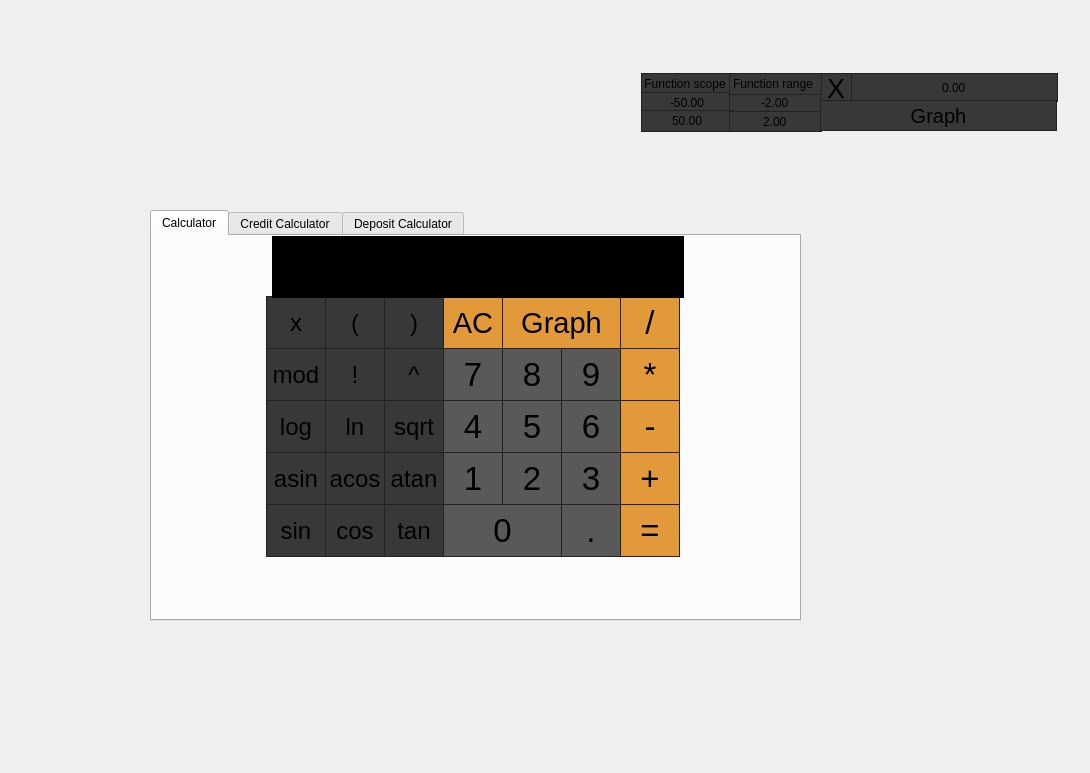
Old version of the form src/SmartCalc/Views/MacCalc.ui in the repository rozhnof/SmartCalc.
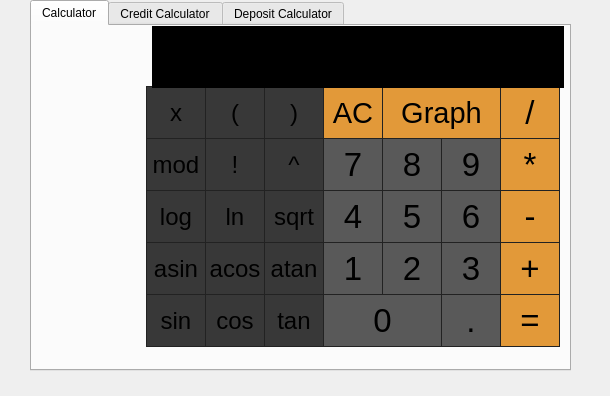
New version of the form.

```diff
--- a/src/SmartCalc/Views/MacCalc.ui
+++ b/src/SmartCalc/Views/MacCalc.ui
@@ -6,8 +6,8 @@
    <rect>
     <x>0</x>
     <y>0</y>
-    <width>1090</width>
-    <height>773</height>
+    <width>610</width>
+    <height>396</height>
    </rect>
   </property>
   <property name="minimumSize">
@@ -26,321 +26,13 @@
    <string>MainWindow</string>
   </property>
   <widget class="QWidget" name="MainWidget">
-   <widget class="QLineEdit" name="FunctionScope">
-    <property name="geometry">
-     <rect>
-      <x>641</x>
-      <y>73</y>
-      <width>89</width>
-      <height>22</height>
-     </rect>
-    </property>
-    <property name="font">
-     <font>
-      <pointsize>9</pointsize>
-     </font>
-    </property>
-    <property name="layoutDirection">
-     <enum>Qt::LeftToRight</enum>
-    </property>
-    <property name="styleSheet">
-     <string notr="true">background-color: rgb(56, 56, 56);
-border: 1px solid rgb(34, 34, 34);
-</string>
-    </property>
-    <property name="text">
-     <string> Function scope</string>
-    </property>
-    <property name="alignment">
-     <set>Qt::AlignCenter</set>
-    </property>
-    <property name="readOnly">
-     <bool>true</bool>
-    </property>
-   </widget>
-   <widget class="QDoubleSpinBox" name="ScopeMin">
-    <property name="geometry">
-     <rect>
-      <x>641</x>
-      <y>92</y>
-      <width>93</width>
-      <height>22</height>
-     </rect>
-    </property>
-    <property name="font">
-     <font>
-      <pointsize>9</pointsize>
-     </font>
-    </property>
-    <property name="styleSheet">
-     <string notr="true">background-color: rgb(56, 56, 56);
-border: 1px solid rgb(34, 34, 34);
-</string>
-    </property>
-    <property name="alignment">
-     <set>Qt::AlignCenter</set>
-    </property>
-    <property name="buttonSymbols">
-     <enum>QAbstractSpinBox::NoButtons</enum>
-    </property>
-    <property name="keyboardTracking">
-     <bool>true</bool>
-    </property>
-    <property name="minimum">
-     <double>-1000000.000000000000000</double>
-    </property>
-    <property name="maximum">
-     <double>1000000.000000000000000</double>
-    </property>
-    <property name="value">
-     <double>-50.000000000000000</double>
-    </property>
-   </widget>
-   <widget class="QDoubleSpinBox" name="RangeMin">
-    <property name="geometry">
-     <rect>
-      <x>729</x>
-      <y>92</y>
-      <width>93</width>
-      <height>22</height>
-     </rect>
-    </property>
-    <property name="font">
-     <font>
-      <pointsize>9</pointsize>
-     </font>
-    </property>
-    <property name="styleSheet">
-     <string notr="true">background-color: rgb(56, 56, 56);
-border: 1px solid rgb(34, 34, 34);
-</string>
-    </property>
-    <property name="alignment">
-     <set>Qt::AlignCenter</set>
-    </property>
-    <property name="buttonSymbols">
-     <enum>QAbstractSpinBox::NoButtons</enum>
-    </property>
-    <property name="minimum">
-     <double>-1000000.000000000000000</double>
-    </property>
-    <property name="maximum">
-     <double>1000000.000000000000000</double>
-    </property>
-    <property name="value">
-     <double>-2.000000000000000</double>
-    </property>
-   </widget>
-   <widget class="QLineEdit" name="XDef">
-    <property name="geometry">
-     <rect>
-      <x>820</x>
-      <y>73</y>
-      <width>33</width>
-      <height>29</height>
-     </rect>
-    </property>
-    <property name="font">
-     <font>
-      <pointsize>20</pointsize>
-     </font>
-    </property>
-    <property name="layoutDirection">
-     <enum>Qt::LeftToRight</enum>
-    </property>
-    <property name="styleSheet">
-     <string notr="true">background-color: rgb(56, 56, 56);
-border: 1px solid rgb(34, 34, 34);
-</string>
-    </property>
-    <property name="text">
-     <string>X</string>
-    </property>
-    <property name="alignment">
-     <set>Qt::AlignCenter</set>
-    </property>
-    <property name="readOnly">
-     <bool>true</bool>
-    </property>
-   </widget>
-   <widget class="QDoubleSpinBox" name="ScopeMax">
-    <property name="geometry">
-     <rect>
-      <x>641</x>
-      <y>110</y>
-      <width>93</width>
-      <height>22</height>
-     </rect>
-    </property>
-    <property name="font">
-     <font>
-      <pointsize>9</pointsize>
-     </font>
-    </property>
-    <property name="styleSheet">
-     <string notr="true">background-color: rgb(56, 56, 56);
-border: 1px solid rgb(34, 34, 34);
-</string>
-    </property>
-    <property name="alignment">
-     <set>Qt::AlignCenter</set>
-    </property>
-    <property name="buttonSymbols">
-     <enum>QAbstractSpinBox::NoButtons</enum>
-    </property>
-    <property name="minimum">
-     <double>-1000000.000000000000000</double>
-    </property>
-    <property name="maximum">
-     <double>1000000.000000000000000</double>
-    </property>
-    <property name="value">
-     <double>50.000000000000000</double>
-    </property>
-   </widget>
-   <widget class="QLineEdit" name="FunctionRange">
-    <property name="geometry">
-     <rect>
-      <x>729</x>
-      <y>73</y>
-      <width>93</width>
-      <height>22</height>
-     </rect>
-    </property>
-    <property name="font">
-     <font>
-      <pointsize>9</pointsize>
-     </font>
-    </property>
-    <property name="layoutDirection">
-     <enum>Qt::LeftToRight</enum>
-    </property>
-    <property name="styleSheet">
-     <string notr="true">background-color: rgb(56, 56, 56);
-border: 1px solid rgb(34, 34, 34);
-</string>
-    </property>
-    <property name="text">
-     <string>Function range </string>
-    </property>
-    <property name="alignment">
-     <set>Qt::AlignCenter</set>
-    </property>
-    <property name="readOnly">
-     <bool>true</bool>
-    </property>
-   </widget>
-   <widget class="QDoubleSpinBox" name="RangeMax">
-    <property name="geometry">
-     <rect>
-      <x>729</x>
-      <y>111</y>
-      <width>93</width>
-      <height>21</height>
-     </rect>
-    </property>
-    <property name="font">
-     <font>
-      <pointsize>9</pointsize>
-     </font>
-    </property>
-    <property name="styleSheet">
-     <string notr="true">background-color: rgb(56, 56, 56);
-border: 1px solid rgb(34, 34, 34);
-</string>
-    </property>
-    <property name="alignment">
-     <set>Qt::AlignCenter</set>
-    </property>
-    <property name="buttonSymbols">
-     <enum>QAbstractSpinBox::NoButtons</enum>
-    </property>
-    <property name="minimum">
-     <double>-1000000.000000000000000</double>
-    </property>
-    <property name="maximum">
-     <double>1000000.000000000000000</double>
-    </property>
-    <property name="value">
-     <double>2.000000000000000</double>
-    </property>
-   </widget>
-   <widget class="QDoubleSpinBox" name="InputX">
-    <property name="geometry">
-     <rect>
-      <x>851</x>
-      <y>73</y>
-      <width>207</width>
-      <height>29</height>
-     </rect>
-    </property>
-    <property name="styleSheet">
-     <string notr="true">background-color: rgb(56, 56, 56);
-border: 1px solid rgb(34, 34, 34);
-</string>
-    </property>
-    <property name="alignment">
-     <set>Qt::AlignCenter</set>
-    </property>
-    <property name="buttonSymbols">
-     <enum>QAbstractSpinBox::NoButtons</enum>
-    </property>
-    <property name="minimum">
-     <double>-1000000.000000000000000</double>
-    </property>
-    <property name="maximum">
-     <double>1000000.000000000000000</double>
-    </property>
-    <property name="value">
-     <double>0.000000000000000</double>
-    </property>
-   </widget>
-   <widget class="QPushButton" name="ButtonGraph">
-    <property name="geometry">
-     <rect>
-      <x>820</x>
-      <y>100</y>
-      <width>237</width>
-      <height>31</height>
-     </rect>
-    </property>
-    <property name="minimumSize">
-     <size>
-      <width>0</width>
-      <height>0</height>
-     </size>
-    </property>
-    <property name="maximumSize">
-     <size>
-      <width>100000</width>
-      <height>100000</height>
-     </size>
-    </property>
-    <property name="font">
-     <font>
-      <pointsize>15</pointsize>
-     </font>
-    </property>
-    <property name="styleSheet">
-     <string notr="true">QPushButton {
-	background-color: rgb(56, 56, 56);
-	border: 1px solid rgb(34, 34, 34);
-}
-QPushButton:pressed {
-    background-color: rgba(162, 161, 166, 128);
-}</string>
-    </property>
-    <property name="text">
-     <string>Graph</string>
-    </property>
-   </widget>
    <widget class="QTabWidget" name="MainTab">
     <property name="geometry">
      <rect>
-      <x>150</x>
-      <y>210</y>
-      <width>651</width>
-      <height>411</height>
+      <x>30</x>
+      <y>0</y>
+      <width>541</width>
+      <height>371</height>
      </rect>
     </property>
     <property name="currentIndex">
```
